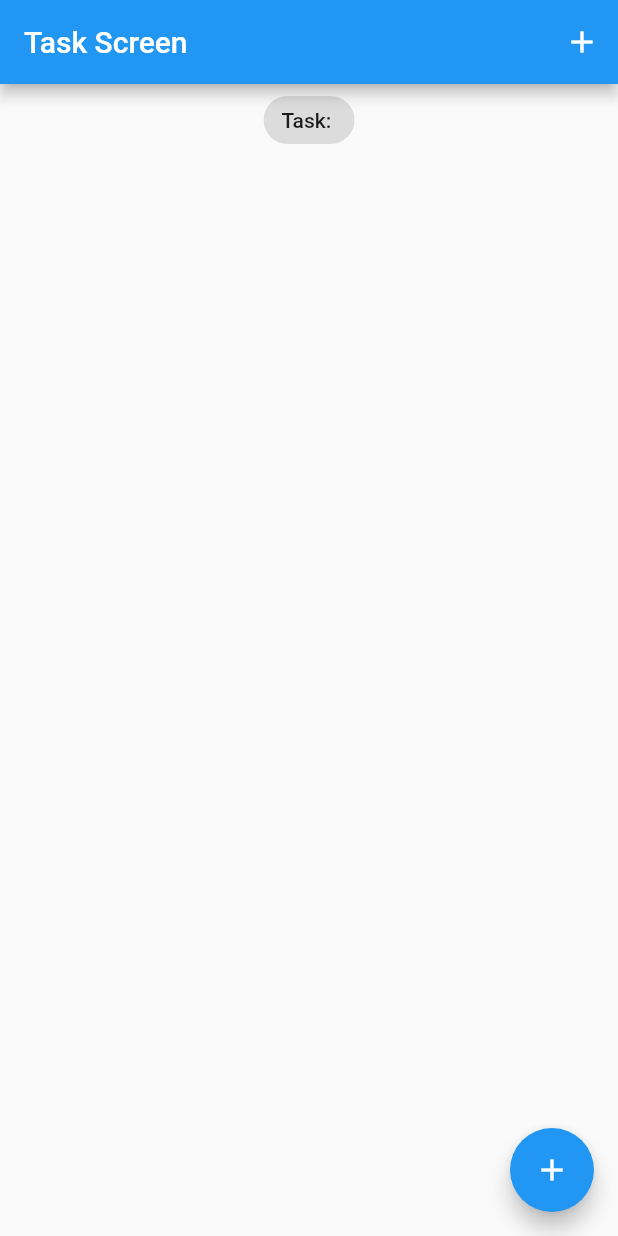
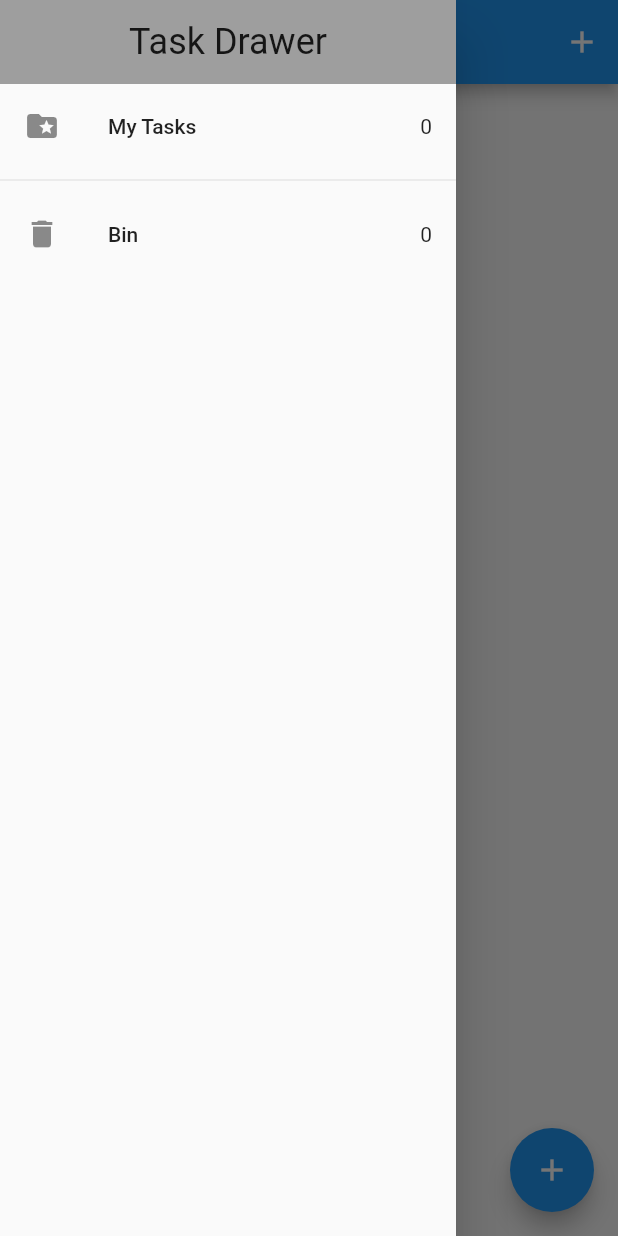
Before and after one commit to Nhh124/Tasks-App, a Flutter app: the screen it shows after launch, with the side drawer open (before the commit the screen has no drawer), on a phone screen of 412 x 824 dp. Run offline on Flutter 3.47's test engine with Material 2 defaults, Android fonts, the phone set to English and light mode, and no system bars; our stand-ins replace equatable, flutter_bloc, hydrated_bloc.

Commit message:
WIP | create and design drawer

```diff
--- /dev/null
+++ b/flutter_tasks_app/lib/presentation/screens/my_drawer.dart
@@ -0,0 +1,38 @@
+import 'package:flutter/material.dart';
+
+class MyDrawer extends StatelessWidget {
+  const MyDrawer({super.key});
+
+  @override
+  Widget build(BuildContext context) {
+    return SafeArea(
+      child: Drawer(
+        child: Column(
+          children: [
+            Container(
+              width: double.infinity,
+              padding: const EdgeInsets.symmetric(vertical: 14, horizontal: 14),
+              color: Colors.grey,
+              child: Text(
+                'Task Drawer',
+                style: Theme.of(context).textTheme.headline5,
+                textAlign: TextAlign.center,
+              ),
+            ),
+            const ListTile(
+              leading: Icon(Icons.folder_special),
+              title: Text('My Tasks'),
+              trailing: Text('0'),
+            ),
+            const Divider(),
+            const ListTile(
+              leading: Icon(Icons.delete),
+              title: Text('Bin'),
+              trailing: Text('0'),
+            ),
+          ],
+        ),
+      ),
+    );
+  }
+}
--- a/flutter_tasks_app/lib/presentation/screens/tasks_screen.dart
+++ b/flutter_tasks_app/lib/presentation/screens/tasks_screen.dart
@@ -1,5 +1,6 @@
 import 'package:flutter/material.dart';
 import 'package:flutter_bloc/flutter_bloc.dart';
+import 'package:flutter_tasks_app/presentation/screens/my_drawer.dart';
 
 import '../../business_logic/bloc/task_bloc.dart';
 import '../../data/models/task.dart';
@@ -43,12 +44,13 @@ class _TasksScreenState extends State<TasksScreen> {
               ),
             ],
           ),
+          drawer: const MyDrawer(),
           body: Column(
             crossAxisAlignment: CrossAxisAlignment.center,
             children: [
-              const Center(
+              Center(
                 child: Chip(
-                  label: Text("Task: "),
+                  label: Text('Total Task: ${taskstate.allTasks.length}'),
                 ),
               ),
               TaskList(tasklist: tasklist),
--- a/flutter_tasks_app/lib/presentation/widgets/task_list.dart
+++ b/flutter_tasks_app/lib/presentation/widgets/task_list.dart
@@ -1,5 +1,5 @@
 import 'package:flutter/material.dart';
-import '/business_logic/bloc_exports.dart';
+import '/presentation/widgets/task_tile.dart';
 
 import '../../data/models/task.dart';
 
@@ -18,20 +18,7 @@ class TaskList extends StatelessWidget {
         itemCount: tasklist.length,
         itemBuilder: (context, taskindex) {
           var task = tasklist[taskindex];
-          print(task);
-          return ListTile(
-            title: Text(task.title),
-            trailing: Checkbox(
-              value: task.isDone,
-              onChanged: (value) {
-                context.read<TaskBloc>().add(
-                      UpdateTask(task: task),
-                    );
-              },
-            ),
-            onLongPress: () =>
-                context.read<TaskBloc>().add(DeleteTask(task: task)),
-          );
+          return TaskTile(task: task);
         },
       ),
     );
--- /dev/null
+++ b/flutter_tasks_app/lib/presentation/widgets/task_tile.dart
@@ -0,0 +1,35 @@
+import 'package:flutter/material.dart';
+import 'package:flutter_bloc/flutter_bloc.dart';
+
+import '../../business_logic/bloc/task_bloc.dart';
+import '../../data/models/task.dart';
+
+class TaskTile extends StatelessWidget {
+  const TaskTile({
+    Key? key,
+    required this.task,
+  }) : super(key: key);
+
+  final Task task;
+
+  @override
+  Widget build(BuildContext context) {
+    return ListTile(
+      title: Text(
+        task.title,
+        style: TextStyle(
+          decoration: task.isDone! ? TextDecoration.lineThrough : null,
+        ),
+      ),
+      trailing: Checkbox(
+        value: task.isDone,
+        onChanged: (value) {
+          context.read<TaskBloc>().add(
+                UpdateTask(task: task),
+              );
+        },
+      ),
+      onLongPress: () => context.read<TaskBloc>().add(DeleteTask(task: task)),
+    );
+  }
+}
```
Also changed, not shown: 2 other files.
